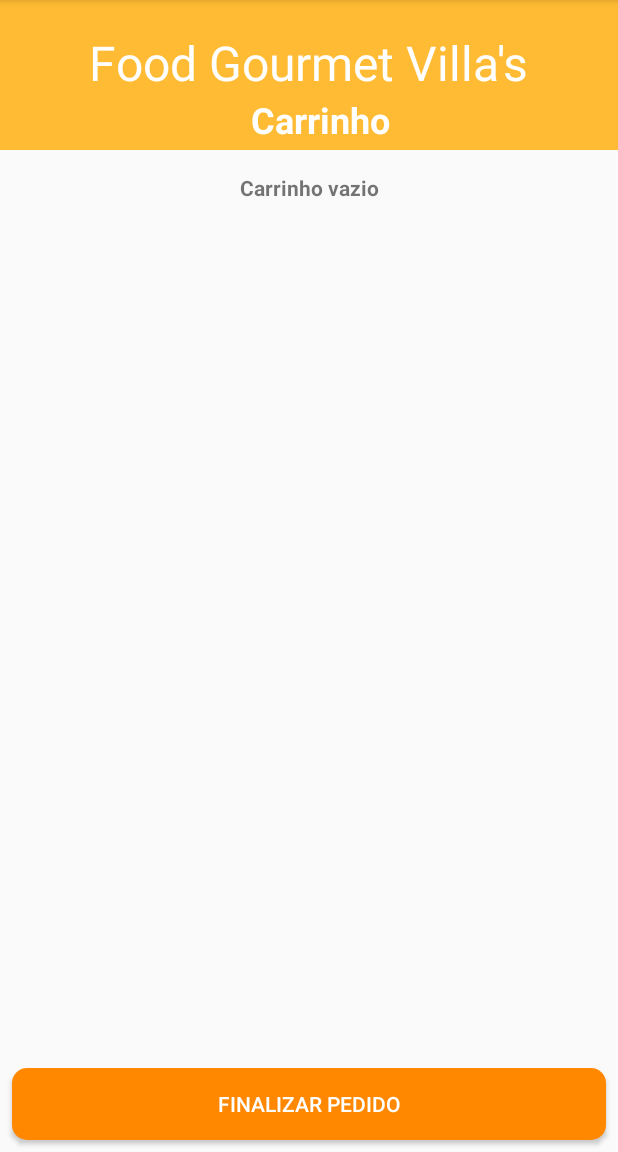
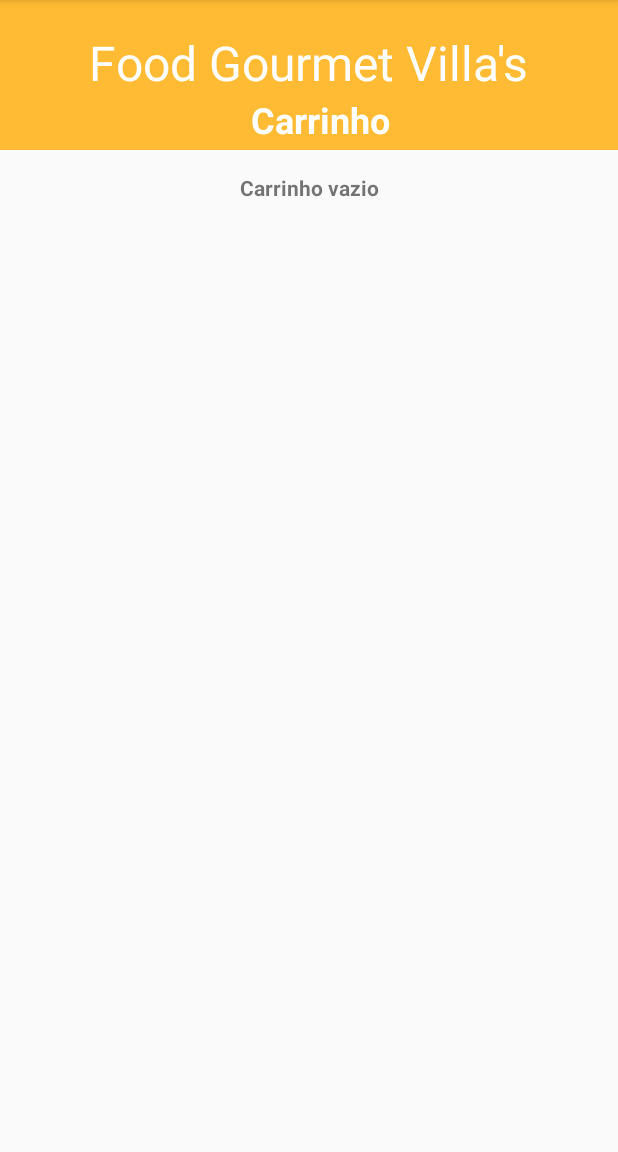
Before and after one commit to EdRodrigues12/App-food, an Android app: the ListCartActivity screen opened directly, with no data from a screen before it, on a phone screen of 412 x 824 dp, the part 84-1236 px from its top. Run offline under Robolectric (Android 15) with nearby library versions, the phone set to English and light mode, and no system bars; our stand-ins replace Room's generated code.

Commit message:
alterndo button no carrinho

```diff
--- a/app/src/main/java/com/br/villasfood/ui/activity/ListCartActivity.kt
+++ b/app/src/main/java/com/br/villasfood/ui/activity/ListCartActivity.kt
@@ -2,6 +2,7 @@ package com.br.villasfood.ui.activity
 
 import android.content.Intent
 import android.os.Bundle
+import android.view.View
 import android.widget.Button
 import android.widget.TextView
 import androidx.appcompat.app.AppCompatActivity
@@ -31,6 +32,8 @@ class ListCartActivity : AppCompatActivity() {
         setContentView(R.layout.activity_cart_itens)
         val textView: TextView = findViewById(R.id.itens_carrinho)
         textView.text = "Carrinho vazio"
+        val buttonView: TextView = findViewById(R.id.resumo_food_botao_enviar_carrinho)
+        buttonView.visibility = View.GONE
         configuraRecyclerView()
         buscaNoticias()
     }
@@ -49,6 +52,8 @@ class ListCartActivity : AppCompatActivity() {
                 if (!resource.dado.isNullOrEmpty()) {
                     val textView: TextView = findViewById(R.id.itens_carrinho)
                     textView.text = getString(R.string.itens_cart)
+                    val buttonView: TextView = findViewById(R.id.resumo_food_botao_enviar_carrinho)
+                    buttonView.visibility = View.VISIBLE
                     buttonConfig(resource.dado)
                 }
             }
```
